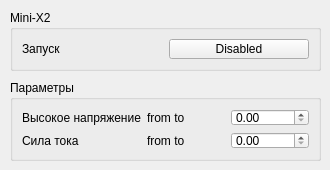
The window that ui/MiniX2UIDesign.ui (AVSidorov/FT2SXR) describes before a commit, drawn with Qt 5.
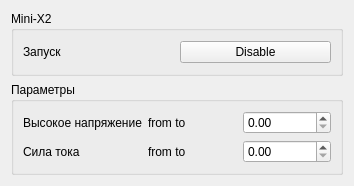
The same window after the commit.

Commit message: sizePolicy changed, widgets has adjustable size

```diff
--- a/ui/MiniX2UIDesign.ui
+++ b/ui/MiniX2UIDesign.ui
@@ -6,22 +6,54 @@
    <rect>
     <x>0</x>
     <y>0</y>
-    <width>330</width>
-    <height>170</height>
+    <width>354</width>
+    <height>186</height>
    </rect>
   </property>
+  <property name="sizePolicy">
+   <sizepolicy hsizetype="Expanding" vsizetype="Expanding">
+    <horstretch>0</horstretch>
+    <verstretch>0</verstretch>
+   </sizepolicy>
+  </property>
+  <property name="minimumSize">
+   <size>
+    <width>250</width>
+    <height>180</height>
+   </size>
+  </property>
   <property name="windowTitle">
    <string>Form</string>
   </property>
+  <layout class="QVBoxLayout" name="verticalLayout">
+   <property name="sizeConstraint">
+    <enum>QLayout::SetMaximumSize</enum>
+   </property>
+   <item>
+    <widget class="QGroupBox" name="groupBox_2">
+     <property name="title">
+      <string>Mini-X2</string>
+     </property>
+     <layout class="QGridLayout" name="gridLayout_2">
+      <item row="0" column="0">
+       <widget class="QLabel" name="enable_label">
+        <property name="text">
+         <string>Запуск</string>
+        </property>
+       </widget>
+      </item>
+      <item row="0" column="1">
+       <widget class="QPushButton" name="enable_pushButton">
+        <property name="text">
+         <string>Disable</string>
+        </property>
+       </widget>
+      </item>
+     </layout>
+    </widget>
+   </item>
+   <item>
   <widget class="QGroupBox" name="groupBox">
-   <property name="geometry">
-    <rect>
-     <x>10</x>
-     <y>80</y>
-     <width>311</width>
-     <height>81</height>
-    </rect>
-   </property>
    <property name="title">
     <string>Параметры</string>
    </property>
@@ -62,35 +94,8 @@
     </item>
    </layout>
   </widget>
-  <widget class="QGroupBox" name="groupBox_2">
-   <property name="geometry">
-    <rect>
-     <x>10</x>
-     <y>10</y>
-     <width>311</width>
-     <height>61</height>
-    </rect>
-   </property>
-   <property name="title">
-    <string>Mini-X2</string>
-   </property>
-   <layout class="QGridLayout" name="gridLayout_2">
-    <item row="0" column="0">
-     <widget class="QLabel" name="enable_label">
-      <property name="text">
-       <string>Запуск</string>
-      </property>
-     </widget>
-    </item>
-    <item row="0" column="1">
-     <widget class="QPushButton" name="enable_pushButton">
-      <property name="text">
-       <string>Disabled</string>
-      </property>
-     </widget>
-    </item>
-   </layout>
-  </widget>
+   </item>
+  </layout>
  </widget>
  <resources/>
  <connections/>
```
Left out of the diff: 2 changed lines with no effect on the pictures. Lines whose indentation alone changed are shown as unchanged. The commit also changes 32 other files.
